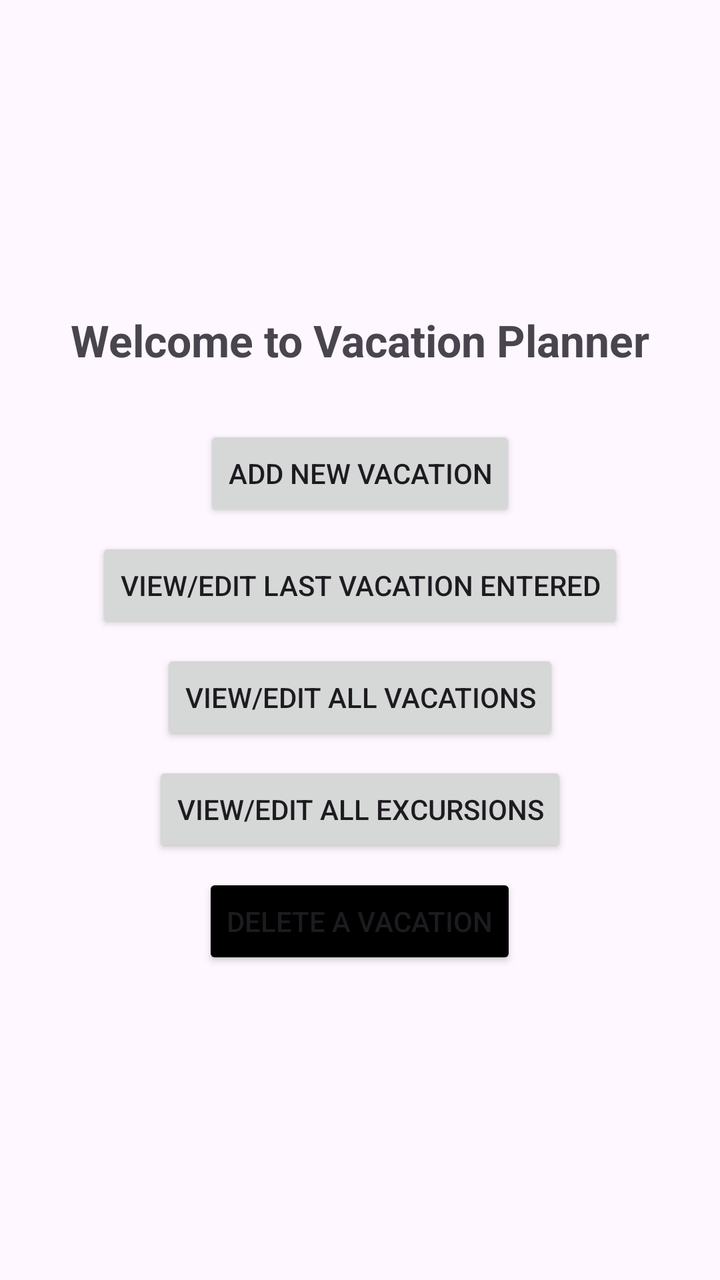
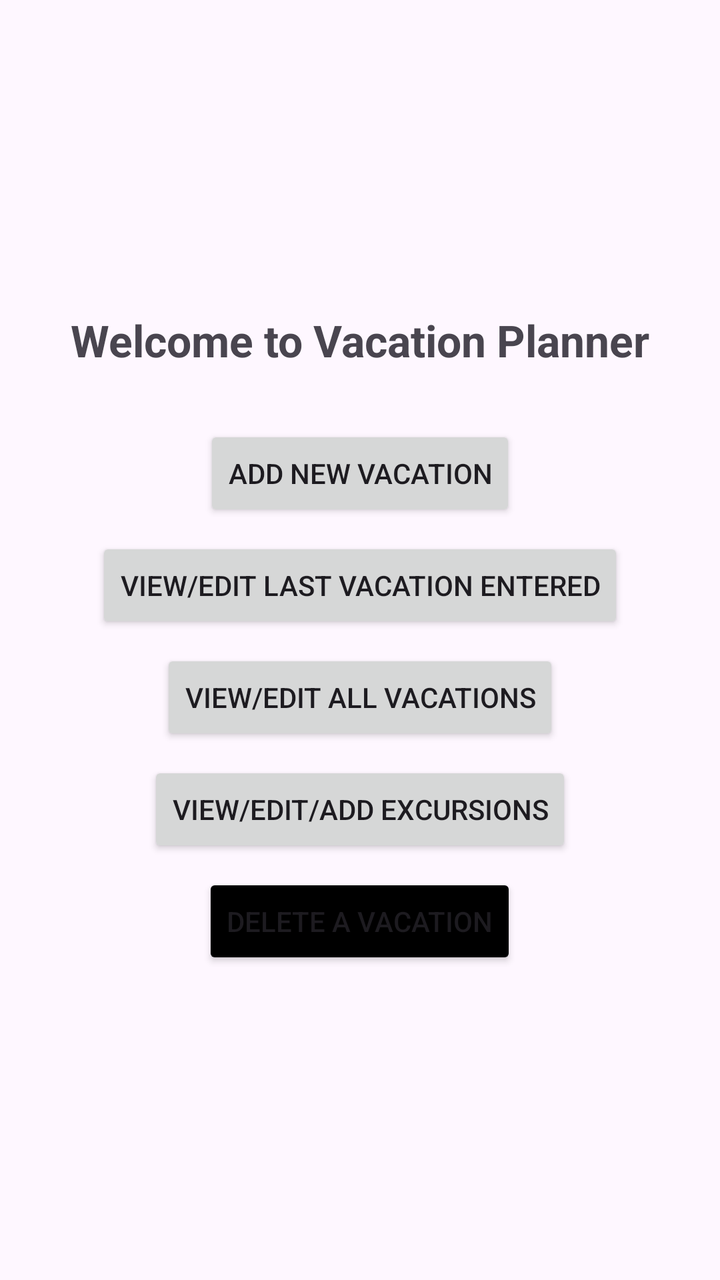

Screens rendered from an Android XML layout before and after an edit, with the pre-edit source and the edit as a unified diff.
<!-- AndroidManifest.xml: application theme Theme.D308VacationPlanner -->
<!-- res/layout/activity_main.xml -->
<LinearLayout xmlns:android="http://schemas.android.com/apk/res/android"
    android:layout_width="match_parent"
    android:layout_height="match_parent"
    android:gravity="center"
    android:orientation="vertical"
    android:padding="16dp">

    <TextView
        android:id="@+id/welcomeText"
        android:layout_width="wrap_content"
        android:layout_height="wrap_content"
        android:text="Welcome to Vacation Planner"
        android:textSize="22sp"
        android:textStyle="bold"
        android:paddingBottom="20dp"/>

    <Button
        android:id="@+id/buttonAddVacation"
        android:layout_width="wrap_content"
        android:layout_height="48dp"
        android:text="Add New Vacation"
        android:layout_marginTop="8dp" />

    <Button
        android:id="@+id/buttonViewDetails"
        android:layout_width="wrap_content"
        android:layout_height="48dp"
        android:text="View/Edit Last Vacation Entered"
        android:layout_marginTop="8dp" />

    <Button
        android:id="@+id/buttonEditVacation"
        android:layout_width="wrap_content"
        android:layout_height="48dp"
        android:text="View/Edit All Vacations"
        android:layout_marginTop="8dp" />

    <Button
        android:id="@+id/buttonViewAllVacations"
        android:layout_width="wrap_content"
        android:layout_height="48dp"
        android:text="View/Edit All Excursions"
        android:layout_marginTop="8dp" />

    <Button
        android:id="@+id/buttonDeleteVacation"
        android:layout_width="wrap_content"
        android:layout_height="48dp"
        android:text="Delete a Vacation"
        android:backgroundTint="@color/black"
        android:layout_marginTop="8dp" />

</LinearLayout>
<!-- resources referenced by this layout -->
<resources>
  <color name="black">#FF000000</color>
  <style name="Theme.D308VacationPlanner" parent="Base.Theme.D308VacationPlanner" />
  <style name="Base.Theme.D308VacationPlanner" parent="Theme.Material3.DayNight">
          
          <item name="colorPrimary">@color/colorPrimary</item>
      </style>
  <color name="colorPrimary">#002147</color>
</resources>

<!-- the commit's change to res/layout/activity_main.xml (unified diff, before → after) -->
@@ -39,7 +39,7 @@
         android:id="@+id/buttonViewAllVacations"
         android:layout_width="wrap_content"
         android:layout_height="48dp"
-        android:text="View/Edit All Excursions"
+        android:text="View/Edit/Add Excursions"
         android:layout_marginTop="8dp" />
 
     <Button
